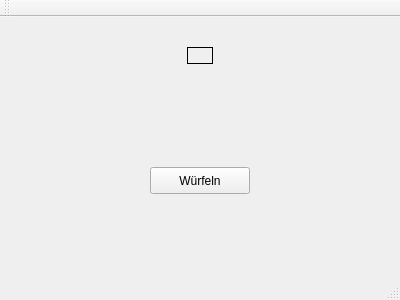
Above: Mia/mainwindow.ui from ubuntdream/CompLingMachLearnProject2016 before the change. Below: the same form after it.
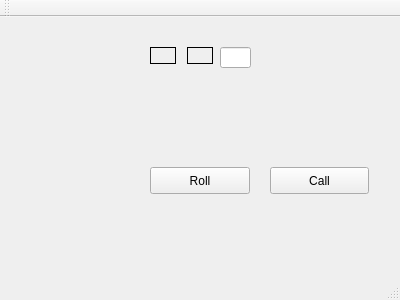
That is the form after the change.

Commit message: einfache Oberfläche erstellt, mit Zufallsgenerator, Eingabe des Call-Werts und überprüfung auf korrektheit

```diff
--- a/Mia/mainwindow.ui
+++ b/Mia/mainwindow.ui
@@ -24,7 +24,7 @@
      </rect>
     </property>
     <property name="text">
-     <string>Würfeln</string>
+     <string>Roll</string>
     </property>
    </widget>
    <widget class="QLabel" name="DiceShow">
@@ -46,6 +46,48 @@
      <string/>
     </property>
    </widget>
+   <widget class="QLabel" name="LastValue">
+    <property name="geometry">
+     <rect>
+      <x>150</x>
+      <y>30</y>
+      <width>26</width>
+      <height>17</height>
+     </rect>
+    </property>
+    <property name="frameShape">
+     <enum>QFrame::Box</enum>
+    </property>
+    <property name="frameShadow">
+     <enum>QFrame::Plain</enum>
+    </property>
+    <property name="text">
+     <string/>
+    </property>
+   </widget>
+   <widget class="QLineEdit" name="CallLine">
+    <property name="geometry">
+     <rect>
+      <x>220</x>
+      <y>30</y>
+      <width>31</width>
+      <height>21</height>
+     </rect>
+    </property>
+   </widget>
+   <widget class="QPushButton" name="callButton">
+    <property name="geometry">
+     <rect>
+      <x>270</x>
+      <y>150</y>
+      <width>99</width>
+      <height>27</height>
+     </rect>
+    </property>
+    <property name="text">
+     <string>Call</string>
+    </property>
+   </widget>
   </widget>
   <widget class="QMenuBar" name="menuBar">
    <property name="geometry">
```
The commit also changes 9 other files.
